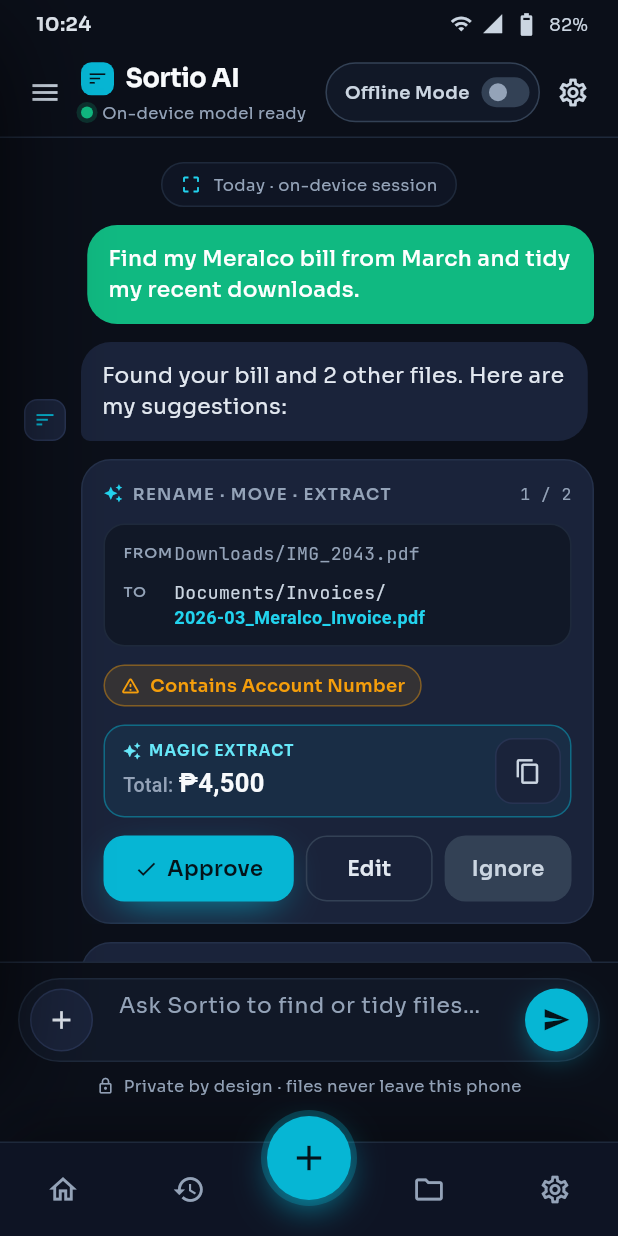
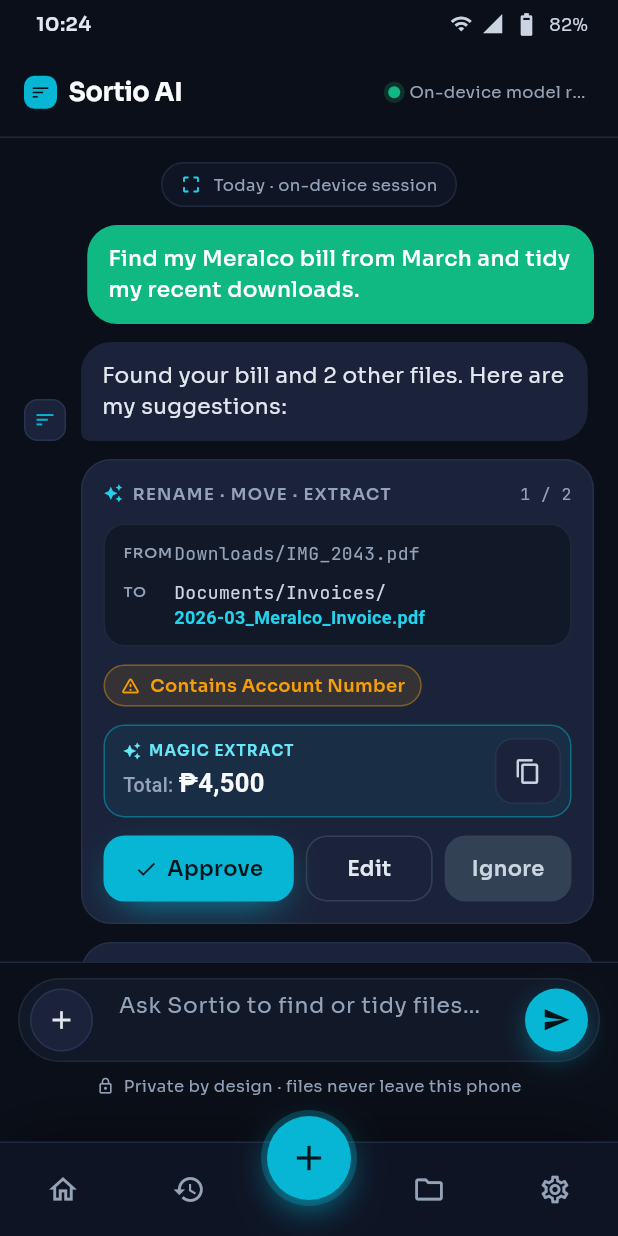
Before and after one commit to jeric-p-rectin/sortio-ai, a Flutter app: the screen it shows after launch, on a phone screen of 412 x 824 dp. Run offline on Flutter 3.47's test engine with Material 3 defaults, Android fonts, the phone set to English and light mode, and no system bars; our stand-ins replace permission_handler; missing offline and left inert: sqlite3.

Commit message:
another changes

```diff
--- a/sortio_ai/lib/backend/controller.dart
+++ b/sortio_ai/lib/backend/controller.dart
@@ -25,21 +25,17 @@
 import 'motion.dart';
 import 'sortio_core.dart' as core;
 
-/// Which overlay is open when the app starts (mirrors the prototype's
-/// `startPanel` prop: none | drawer | settings).
-enum StartPanel { none, drawer, settings }
+/// Which location the app starts on (mirrors the prototype's `startPanel`
+/// prop: none | settings).
+enum StartPanel { none, settings }
 
 class SortioController extends ChangeNotifier {
-  SortioController({StartPanel initialPanel = StartPanel.none})
-      : drawerOpen = initialPanel == StartPanel.drawer,
-        sheetOpen = initialPanel == StartPanel.settings {
+  SortioController() {
     unawaited(_init());
   }
 
   // --- Core state -----------------------------------------------------------
   bool offline = false;
-  bool drawerOpen;
-  bool sheetOpen;
 
   String toastText = '';
   bool toastOn = false;
@@ -57,7 +53,6 @@
   double strictness = 20;
   String rules = '';
   bool armed = false;
-  String activeSession = 'now';
 
   final List<ChatMessage> extraMessages = <ChatMessage>[];
   bool typing = false;
@@ -215,36 +210,7 @@
   ({String label, String hint, String mode, int threshold}) get strictOutput =>
       SortioData.strictness(strictness);
 
-  List<SessionEntry> get sessions => SortioData.sessions();
   SavingsSummary get savings => _savings;
-
-  // --- Actions --------------------------------------------------------------
-  void toggleNetwork() {
-    offline = !offline;
-    _toast(offline
-        ? 'Network disconnected. AI is 100% operational locally.'
-        : 'Network back on. Sortio still never uploads your files.');
-  }
-
-  void openDrawer() {
-    drawerOpen = true;
-    sheetOpen = false;
-    _notify();
-  }
-
-  void openSheet() {
-    sheetOpen = true;
-    drawerOpen = false;
-    _notify();
-  }
-
-  void closePanels() {
-    drawerOpen = false;
-    sheetOpen = false;
-    armed = false;
-    _armTimer?.cancel();
-    _notify();
-  }
 
   /// Approve or ignore a suggestion: collapse the card first (380 ms), then
   /// swap in the applied/ignored row — same sequencing as the prototype.
@@ -410,12 +376,6 @@
     _notify();
   }
 
-  void pickSession(String id) {
-    activeSession = id;
-    if (id == 'now') drawerOpen = false;
-    _notify();
-  }
-
   /// Two-tap confirm for the memory wipe (arm -> confirm within 3.5 s).
   void onWipeTapped() {
     if (!armed) {
--- a/sortio_ai/lib/frontend/chat_header.dart
+++ b/sortio_ai/lib/frontend/chat_header.dart
@@ -1,49 +1,30 @@
 // ============================================================================
 // Sortio AI — frontend/chat_header.dart
 //
-// The app header: sessions menu, Sortio AI logo + live model line, the
-// "Offline Mode" toggle pill, and the privacy-settings button.
+// The chat header: Sortio AI logo + title and the live model line (driven by
+// the engine's real on-device network status).
 // ============================================================================
 
 import 'package:flutter/material.dart';
 
-import '../backend/animations.dart';
 import '../backend/controller.dart';
 import '../backend/design_tokens.dart';
-import '../backend/navigation.dart';
-import 'shared_widgets.dart';
 
 class SortioHeaderBar extends StatelessWidget {
-  const SortioHeaderBar({super.key, required this.controller, required this.navigation});
+  const SortioHeaderBar({super.key, required this.controller});
 
   final SortioController controller;
-  final SortioNavigationController navigation;
 
   @override
   Widget build(BuildContext context) {
     final c = controller;
     return Container(
       height: 60,
-      padding: const EdgeInsets.symmetric(horizontal: 8),
+      padding: const EdgeInsets.symmetric(horizontal: 16),
       decoration: const BoxDecoration(
         border: Border(bottom: BorderSide(color: SortioColors.border)),
       ),
       child: Row(
-        children: [
-          SortioIconButton(
-            key: const Key('chat-menu'),
-            icon: Icons.menu,
-            tooltip: 'Open sessions',
-            onPressed: c.openDrawer,
-          ),
-          Expanded(
-            child: Padding(
-              padding: const EdgeInsets.only(left: 2),
-              child: Column(
-                mainAxisAlignment: MainAxisAlignment.center,
-                crossAxisAlignment: CrossAxisAlignment.start,
-                children: [
-                  Row(
         children: [
           Container(
             width: 22,
@@ -64,10 +45,11 @@
               color: SortioColors.textBright,
             ),
           ),
-                    ],
-                  ),
-                  const SizedBox(height: 2),
-                  Row(
+          const Spacer(),
+          // Flexible (not a bare Row) so the nested Row gets a bounded width —
+          // a plain Row child of a Row would receive an unbounded constraint.
+          Flexible(
+            child: Row(
               children: [
                 Container(
                   width: 8,
@@ -94,61 +76,6 @@
                 ),
               ],
             ),
-                ],
-              ),
-            ),
-          ),
-          // Offline Mode pill
-          AnimatedContainer(
-            duration: const Duration(milliseconds: 250),
-            height: 40,
-            padding: const EdgeInsets.only(left: 12, right: 6),
-            decoration: BoxDecoration(
-              color: SortioColors.well,
-              borderRadius: BorderRadius.circular(999),
-              border: Border.all(
-                color: c.offline
-                    ? SortioColors.accent.withValues(alpha: 0.55)
-                    : SortioColors.borderStrong,
-              ),
-              boxShadow: c.offline
-                  ? [BoxShadow(color: SortioColors.accent.withValues(alpha: 0.12), spreadRadius: 4)]
-                  : const [],
-            ),
-            child: Row(
-              children: [
-                GestureDetector(
-                  onTap: c.toggleNetwork,
-                  child: const Text(
-                    'Offline Mode',
-                    style: TextStyle(
-                      fontSize: 12,
-                      fontWeight: FontWeight.w600,
-                      color: SortioColors.textSoft,
-                    ),
-                  ),
-                ),
-                const SizedBox(width: 8),
-                SortioSwitch(
-                  value: c.offline,
-                  onChanged: (_) => c.toggleNetwork(),
-                  width: 32,
-                  height: 20,
-                  trackWidth: 32,
-                  trackHeight: 20,
-                  thumbSize: 14,
-                  trackOn: SortioColors.accent,
-                  thumbOn: SortioColors.page,
-                  thumbOff: SortioColors.textMuted,
-                ),
-              ],
-            ),
-          ),
-          SortioIconButton(
-            key: const Key('chat-gear'),
-            icon: Icons.settings_outlined,
-            tooltip: 'Open privacy settings',
-            onPressed: () => navigation.openSettings(),
           ),
         ],
       ),
--- a/sortio_ai/lib/frontend/chat_screen.dart
+++ b/sortio_ai/lib/frontend/chat_screen.dart
@@ -1,41 +1,27 @@
 // ============================================================================
 // Sortio AI — frontend/chat_screen.dart
 //
-// The chat screen: status bar, header, feed and composer, plus the sessions
-// drawer overlay and toast. It is embedded by HomeShell (the "+" button in
-// the navigation bar) — no Scaffold of its own, so the nav bar stays visible.
-// The controller is shared with the rest of the app via the shell.
+// The chat screen: status bar, header, feed and composer, plus the toast.
+// It is embedded by HomeShell (the "+" button in the navigation bar) — no
+// Scaffold of its own, so the nav bar stays visible. The controller is shared
+// with the rest of the app via the shell.
 // ============================================================================
 
 import 'package:flutter/material.dart';
 
 import '../backend/controller.dart';
-import '../backend/design_tokens.dart';
 import '../backend/motion.dart';
-import '../backend/navigation.dart';
 import 'chat_composer.dart';
 import 'chat_feed.dart';
 import 'chat_header.dart';
-import 'sessions_drawer.dart';
 import 'status_bar.dart';
 import 'toast.dart';
 
 class ChatScreen extends StatefulWidget {
-  const ChatScreen({
-    super.key,
-    required this.controller,
-    required this.navigation,
-    this.initialPanel = StartPanel.none,
-  });
+  const ChatScreen({super.key, required this.controller});
 
   /// Shared app state, owned by [HomeShell].
   final SortioController controller;
-
-  /// Lets the header's gear button jump to the Settings tab.
-  final SortioNavigationController navigation;
-
-  /// Mirrors the prototype's `startPanel` prop (none | drawer).
-  final StartPanel initialPanel;
 
   @override
   State<ChatScreen> createState() => _ChatScreenState();
@@ -74,48 +60,20 @@
     return ListenableBuilder(
       listenable: _controller,
       builder: (context, _) {
-        final c = _controller;
         return Stack(
           children: [
             // -- Main column ---------------------------------------------
             SafeArea(
               child: Column(
                 children: [
-                  SortioStatusBar(offline: c.offline),
-                  SortioHeaderBar(controller: c, navigation: widget.navigation),
-                  Expanded(child: SortioChatFeed(controller: c)),
-                  SortioComposerBar(controller: c, composerController: _composerCtrl),
+                  SortioStatusBar(offline: _controller.offline),
+                  SortioHeaderBar(controller: _controller),
+                  Expanded(child: SortioChatFeed(controller: _controller)),
+                  SortioComposerBar(
+                    controller: _controller,
+                    composerController: _composerCtrl,
+                  ),
                 ],
-              ),
-            ),
-
-            // -- Scrim ---------------------------------------------------
-            Positioned.fill(
-              child: IgnorePointer(
-                ignoring: !c.drawerOpen,
-                child: AnimatedOpacity(
-                  duration: SortioMotion.scrim,
-                  opacity: c.drawerOpen ? 1 : 0,
-                  child: GestureDetector(
-                    onTap: c.closePanels,
-                    child: const ColoredBox(color: SortioColors.scrim),
-                  ),
-                ),
-              ),
-            ),
-
-            // -- Sessions drawer -----------------------------------------
-            Positioned(
-              left: 0,
-              top: 0,
-              bottom: 0,
-              child: AnimatedSlide(
-                duration: SortioMotion.drawer,
-                curve: SortioMotion.slideIn,
-                offset: c.drawerOpen ? Offset.zero : const Offset(-1.04, 0),
-                child: SafeArea(
-                  child: SessionsDrawer(controller: c),
-                ),
               ),
             ),
 
@@ -128,11 +86,11 @@
                 child: AnimatedSlide(
                   duration: SortioMotion.toast,
                   curve: SortioMotion.slideIn,
-                  offset: c.toastOn ? Offset.zero : const Offset(0, 0.25),
+                  offset: _controller.toastOn ? Offset.zero : const Offset(0, 0.25),
                   child: AnimatedOpacity(
                     duration: const Duration(milliseconds: 250),
-                    opacity: c.toastOn ? 1 : 0,
-                    child: SortioToast(text: c.toastText),
+                    opacity: _controller.toastOn ? 1 : 0,
+                    child: SortioToast(text: _controller.toastText),
                   ),
                 ),
               ),
--- a/sortio_ai/lib/frontend/home_shell.dart
+++ b/sortio_ai/lib/frontend/home_shell.dart
@@ -25,7 +25,7 @@
   const HomeShell({super.key, this.initialPanel = StartPanel.none});
 
   /// Mirrors the prototype's `startPanel` prop: `settings` starts on the
-  /// Settings tab, `drawer` starts in the chat with the sessions drawer open.
+  /// Settings tab instead of the chat.
   final StartPanel initialPanel;
 
   @override
@@ -39,8 +39,7 @@
 
   /// One controller shared by Chat and Settings so folder permissions,
   /// strictness and rules stay in sync everywhere.
-  late final SortioController _controller =
-      SortioController(initialPanel: widget.initialPanel);
+  late final SortioController _controller = SortioController();
 
   @override
   void dispose() {
@@ -61,13 +60,7 @@
             children: [
               HomeScreen(controller: _controller, navigation: _navigation),
               HistoryScreen(navigation: _navigation),
-              ChatScreen(
-                controller: _controller,
-                navigation: _navigation,
-                initialPanel: widget.initialPanel == StartPanel.drawer
-                    ? StartPanel.drawer
-                    : StartPanel.none,
-              ),
+              ChatScreen(controller: _controller),
               FileManagerScreen(controller: _controller, navigation: _navigation),
               SettingsScreen(controller: _controller),
             ],
```
Also changed, not shown: sortio_ai/lib/frontend/sessions_drawer.dart (deleted, +0 -259 lines), sortio_ai/pubspec.yaml (+8 -2 lines), sortio_ai/pubspec.lock, sortio_chat_current.png, 6 other files. Lines whose indentation alone changed are shown as unchanged.
